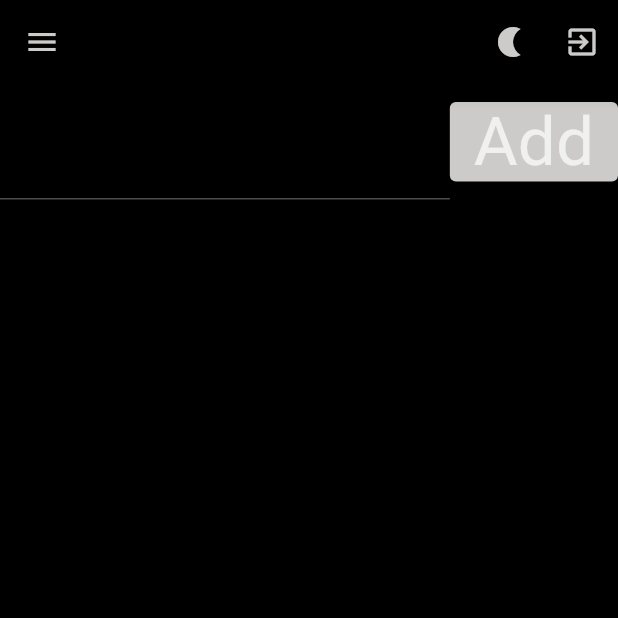
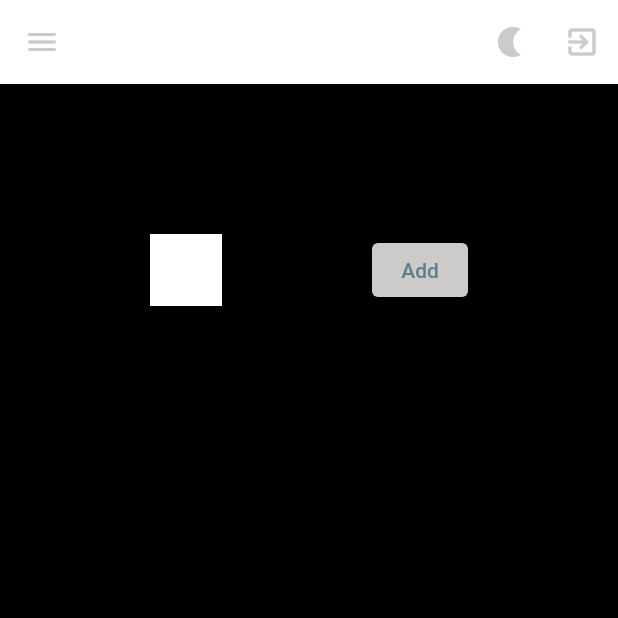
Before and after one commit to sam-tuck/ninjasite, a Flutter app: the UserVacancies screen opened directly, in the side drawer, after a tap on "Search", on a phone screen of 412 x 824 dp, the top half of it. Run offline on Flutter 3.47's test engine with Material 2 defaults, Android fonts, the phone set to English and light mode, and no system bars; our stand-ins replace cloud_firestore, equatable, firebase_auth, firebase_core, flutter_riverpod, jiffy and 1 more; missing offline and left inert: login; accounts and stored records are empty; statements that could not run were skipped.

Commit message:
refactor/pagelayout

```diff
--- a/lib/app_bar.dart
+++ b/lib/app_bar.dart
@@ -19,6 +19,7 @@ class MyAppBar {
 
   static PreferredSizeWidget getBar(BuildContext context, WidgetRef ref) {
     return AppBar(
+      backgroundColor: Colors.white,
       automaticallyImplyLeading:
           (MediaQuery.of(context).size.width < WIDE_SCREEN_WIDTH)
               ? true
@@ -34,6 +35,7 @@ class MyAppBar {
       title: (MediaQuery.of(context).size.width < WIDE_SCREEN_WIDTH)
           ? null
           : Align(
+              alignment: AlignmentDirectional.topStart,
               child: SizedBox(
                   width: 800,
                   child: TabBar(
@@ -53,7 +55,7 @@ class MyAppBar {
                                             // Theme.of(context).brightness == Brightness.light
                                             //     ? Color(DARK_GREY)
                                             //:
-                                            Colors.white))))
+                                            Colors.blue))))
                         .toList(),
                     onTap: (index) {
                       Navigator.of(context).pushNamed(_tabs[index]);
--- a/lib/search/search_page.dart
+++ b/lib/search/search_page.dart
@@ -29,25 +29,34 @@ class VacanciesPage extends ConsumerWidget {
           ? TheDrawer.buildDrawer(context)
           : null,
       body: Container(
+          margin: EdgeInsets.all(100),
           alignment: Alignment.topLeft,
           child: Column(
             mainAxisSize: MainAxisSize.max,
             mainAxisAlignment: MainAxisAlignment.start,
+            crossAxisAlignment: CrossAxisAlignment.start,
             children: [
               Row(
-                mainAxisSize: MainAxisSize.max,
+                mainAxisSize: MainAxisSize.min,
                 mainAxisAlignment: MainAxisAlignment.start,
                 crossAxisAlignment: CrossAxisAlignment.center,
                 children: [
                   Expanded(
                       child: TextField(
-                          style: Theme.of(context).textTheme.headline3,
+                          decoration: InputDecoration(
+                              border: InputBorder.none,
+                              filled: true,
+                              fillColor: Colors.white),
+                          style: TextStyle(height: 15 / 10),
                           onChanged: (v) {},
                           controller: searchCtrl)),
+                  SizedBox(
+                    width: 100,
+                  ),
                   ElevatedButton(
                       child: Text(
                         "Add",
-                        style: Theme.of(context).textTheme.headline3,
+                        // style: Theme.of(context).textTheme.headline3,
                       ),
                       onPressed: () async {
                         if (searchCtrl.text.isEmpty) return;
@@ -89,10 +98,23 @@ class VacanciesPage extends ConsumerWidget {
                           'timeCreated': FieldValue.serverTimestamp(),
                           'author': FirebaseAuth.instance.currentUser!.uid,
                         });
+                        var vac = await FirebaseFirestore.instance
+                            .collection(
+                                'user/${FirebaseAuth.instance.currentUser!.uid}/vacancy')
+                            .where('url', isEqualTo: searchCtrl.text)
+                            .get();
+                        FirebaseFirestore.instance
+                            .collection(
+                                'user/${FirebaseAuth.instance.currentUser!.uid}/application')
+                            .add({
+                          'timeCreated': FieldValue.serverTimestamp(),
+                          'vacancy':
+                              'user/${FirebaseAuth.instance.currentUser!.uid}/vacancy/${vac.docs[0].id}'
+                        });
                       })
                 ],
               ),
-              Expanded(child: UserVacanciesList(uid)),
+              UserVacanciesList(uid),
             ],
           )),
     );
--- a/lib/theme.dart
+++ b/lib/theme.dart
@@ -1,7 +1,7 @@
 import 'package:flutter/material.dart';
 
 final lightTheme = ThemeData(
-    // scaffoldBackgroundColor: Colors.black,
+  scaffoldBackgroundColor: Color.fromARGB(255, 240, 240, 240),
   // primaryColor: Colors.white,
   // backgroundColor: Color(0xff181a1b),
   // colorScheme: const ColorScheme(
--- a/lib/vacancies/user_vacancies.dart
+++ b/lib/vacancies/user_vacancies.dart
@@ -34,20 +34,17 @@ class UserVacancies extends ConsumerWidget {
             mainAxisAlignment: MainAxisAlignment.start,
             children: [
               Row(
-                mainAxisSize: MainAxisSize.max,
+                mainAxisSize: MainAxisSize.min,
                 mainAxisAlignment: MainAxisAlignment.start,
                 crossAxisAlignment: CrossAxisAlignment.center,
                 children: [
-                  Expanded(
-                      child: TextField(
-                          style: Theme.of(context).textTheme.headline3,
-                          onChanged: (v) {},
-                          controller: searchCtrl)),
+                  TextField(
+                      // ignore: prefer_const_constructors
+                      style: heading,
+                      onChanged: (v) {},
+                      controller: searchCtrl),
                   ElevatedButton(
-                      child: Text(
-                        "Add",
-                        style: Theme.of(context).textTheme.headline3,
-                      ),
+                      child: Text("Add"),
                       onPressed: () async {
                         if (searchCtrl.text.isEmpty) return;
                         print(uid);
@@ -88,3 +85,6 @@ class UserVacancies extends ConsumerWidget {
     }
   }
 }
+
+final heading =
+    TextStyle(fontSize: 10.0, fontWeight: FontWeight.bold, color: Colors.green);
--- a/lib/vacancies/user_vacancy_search_list.dart
+++ b/lib/vacancies/user_vacancy_search_list.dart
@@ -20,7 +20,7 @@ class UserVacanciesList extends ConsumerWidget {
   Widget build(BuildContext context, WidgetRef ref) => ListView(
       padding: EdgeInsets.zero,
       shrinkWrap: true,
-      children: ref.watch(colSP('user/$uid/vacancy')).when(
+      children: ref.watch(colSP('user/$uid/application')).when(
           loading: () => [Container()],
           error: (e, s) => [ErrorWidget(e)],
           // more detailed version:
--- a/pubspec.yaml
+++ b/pubspec.yaml
@@ -29,6 +29,7 @@ environment:
 dependencies:
   flutter:
     sdk: flutter
+  intl: ^0.17.0
   firebase_core: ^2.0.0
   firebase_storage: ^11.0.1
   firebase_auth_web: 5.1.3
```
Also changed, not shown: lib/vacancies/user_vacancy_search_list_item.dart (+70 -35 lines), pubspec.lock. Lines whose indentation alone changed are shown as unchanged.
